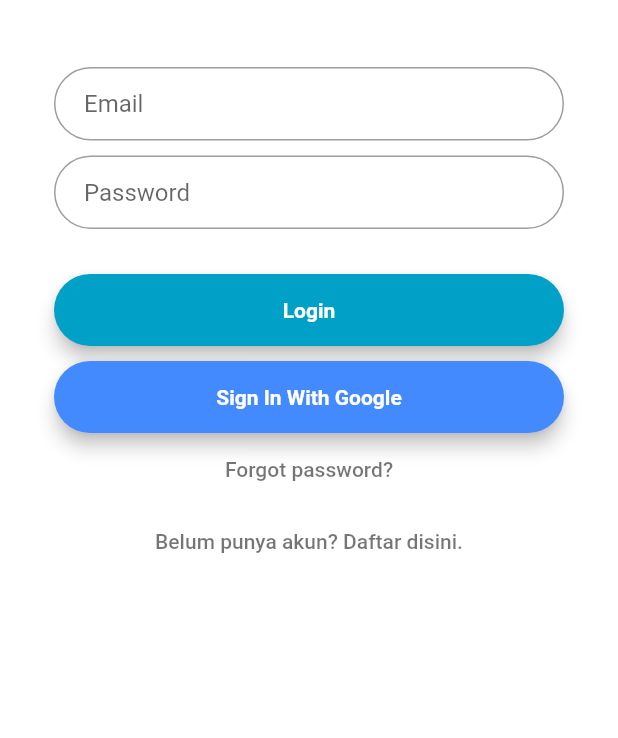
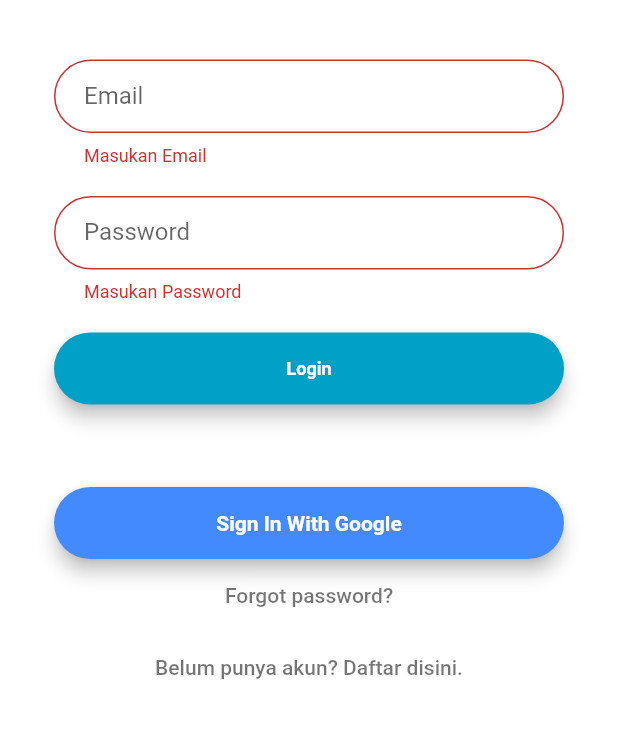
Before and after one commit to realplayer123/RPL, a Flutter app: the screen it shows after launch, after a tap on "Login", on a phone screen of 412 x 824 dp, the part 287-1025 px from its top. Run offline on Flutter 3.47's test engine with Material 2 defaults, Android fonts, the phone set to English and light mode, and no system bars; our stand-ins replace firebase_auth, google_sign_in, material_design_icons_flutter; accounts and stored records are empty.

Commit message:
add dokumen

```diff
--- /dev/null
+++ b/dokmas/lib/adddata.dart
@@ -0,0 +1,28 @@
+import 'package:flutter/material.dart';
+
+class Adddoc extends StatefulWidget{
+  @override
+  _AdddocState createState() => new _AdddocState();
+}
+
+class _AdddocState extends State<Adddoc>{
+  @override
+  Widget build(BuildContext context){
+    return Scaffold(
+      appBar: new AppBar(
+        //leading: new Icon(Icons, list) buat icon
+        title: new Text("Tambah Dokumen"),
+        backgroundColor: Colors.indigo,
+      ),
+      body: Material(
+        child: Column(
+          children: <Widget>[
+            Container(
+
+            )
+          ],
+        )
+      )
+    );
+  }
+}
--- a/dokmas/lib/main.dart
+++ b/dokmas/lib/main.dart
@@ -206,7 +206,7 @@ AlertDialog submit(){
                     color: Colors.green,
                     onPressed: (){
                       submit();
-
+                      Navigator.pushNamed(context, '/home');
                     },
                   )
                 ],
@@ -232,6 +232,35 @@ class LoginPage extends StatefulWidget {
 }
 
 class LoginPageState extends State<LoginPage> {
+  String _email;
+  String _pass;
+
+  final formKey = new GlobalKey<FormState>();
+
+  bool validateandSave(){
+    final form = formKey.currentState;
+    if(form.validate()) {
+      form.save();
+      return true;
+    }
+    else{
+      return false;
+    }
+  }
+
+  void validateandSubmit() async{
+    if(validateandSave()){
+      try{
+        FirebaseUser user = await FirebaseAuth.instance.signInWithEmailAndPassword(email: _email, password: _pass);
+        print('masuk: ${user.uid}');
+
+      }
+      catch(e){
+        print('err: $e');
+      }
+    }
+  }
+
   // Validasi
   final _emailController = TextEditingController();
   final _passController = TextEditingController();
@@ -275,56 +304,6 @@ class LoginPageState extends State<LoginPage> {
 
   @override
   Widget build(BuildContext context){
-    final emailField = TextFormField(
-      controller: _emailController,
-      validator: (value) {
-        if (value.isEmpty) return "Masukan Email";
-        if (value.length < 5 ) return "Email terlalu pendek";
-      },
-      obscureText: false,
-      decoration: InputDecoration(
-        contentPadding: EdgeInsets.fromLTRB(20.0, 15.0, 20.0, 15.0),
-        hintText: "Email",
-        border: OutlineInputBorder(borderRadius: BorderRadius.circular(32.0)),
-      ),
-    );
-
-    final passField = TextFormField(
-      controller: _passController,
-      validator: (value) {
-        if (value.isEmpty) return "Masukan Password";
-        if (value.length < 5 ) return "Password terlalu pendek";
-      },
-      obscureText: true,
-      decoration: InputDecoration(
-        contentPadding: EdgeInsets.fromLTRB(_ver, _hor, _ver, _hor),
-        hintText: "Password",
-        border: OutlineInputBorder(borderRadius: BorderRadius.circular(32.0)),
-      ),
-    );
-
-    final loginButton = Material(
-      elevation: 5.0,
-      borderRadius: BorderRadius.circular(30.0),
-      color: Color(colorButton),
-      child: MaterialButton(
-        minWidth: MediaQuery.of(context).size.width,
-        padding: EdgeInsets.fromLTRB(_ver, _hor, _ver, _hor),
-        // untuk validasi email dan password di sini
-        onPressed: () {
-
-        },
-        child: Text(
-          "Login",
-          textAlign: TextAlign.center,
-          style: TextStyle(
-            color: Colors.white,
-            fontWeight: FontWeight.bold,
-          ),
-        ),
-      ),
-    );
-
     final forgotLabel = FlatButton(
       child: Text(
         'Forgot password?',
@@ -383,18 +362,16 @@ class LoginPageState extends State<LoginPage> {
                     fit: BoxFit.contain,
                   ),
                 ),
+                new Padding(padding: new EdgeInsets.only(top: 20.0)),
+                new Form(
+                  key: formKey,
+                  child: new Column(
+                    children: buildInputs() + loginButton(),
+                  ),
+                ),
                 SizedBox(
                   height: 45.0,
                 ),
-                emailField,
-                SizedBox(
-                  height: 10.0,
-                ),
-                passField,
-                SizedBox(
-                  height: 30.0,
-                ),
-                loginButton,
                 SizedBox(
                   height: 10.0,
                 ),
@@ -409,6 +386,68 @@ class LoginPageState extends State<LoginPage> {
     );
   }
 
+  List<Widget> buildInputs(){
+    return [
+      new Padding(padding: new EdgeInsets.only(top: 20.0)),
+      new TextFormField(
+        controller: _emailController,
+        validator: (value) {
+          if (value.isEmpty) return "Masukan Email";
+          if (value.length < 5 ) return "Email terlalu pendek";
+        },
+        decoration: InputDecoration(
+          contentPadding: EdgeInsets.fromLTRB(20.0, 15.0, 20.0, 15.0),
+          labelText: "Email",
+          border: OutlineInputBorder(borderRadius: BorderRadius.circular(32.0)),
+        ),
+        onSaved: (value) => _email = value
+      ),
+
+      new Padding(padding: new EdgeInsets.only(top: 20.0)),
+      new TextFormField(
+        controller: _passController,
+        validator: (value) {
+          if (value.isEmpty) return "Masukan Password";
+          if (value.length < 5 ) return "Password terlalu pendek";
+        },
+        obscureText: true,
+        decoration: InputDecoration(
+          contentPadding: EdgeInsets.fromLTRB(_ver, _hor, _ver, _hor),
+          labelText: "Password",
+          border: OutlineInputBorder(borderRadius: BorderRadius.circular(32.0)),
+        ),
+        onSaved: (value) => _pass = value,
+      ),
+    ];
+  }
+  List<Widget> loginButton(){
+    return [
+      new Padding(padding: new EdgeInsets.only(top: 20.0)),
+      Material(
+        elevation: 5.0,
+        borderRadius: BorderRadius.circular(30.0),
+        color: Color(colorButton),
+        child: MaterialButton(
+          minWidth: MediaQuery.of(context).size.width,
+          padding: EdgeInsets.fromLTRB(_ver, _hor, _ver, _hor),
+          onPressed: () {
+            validateandSubmit();
+          },
+
+          child: Text(
+            "Login",
+            textAlign: TextAlign.center,
+            style: TextStyle(
+              color: Colors.white,
+              fontWeight: FontWeight.bold,
+              fontSize: 12,
+            ),
+          ),
+
+        ),
+      ),
+    ];
+  }
 }
 
 
--- a/dokmas/pubspec.yaml
+++ b/dokmas/pubspec.yaml
@@ -20,7 +20,7 @@ dependencies:
   flutter:
     sdk: flutter
   material_design_icons_flutter: ^3.2.3595
-  flutter_date_picker: "^0.1.8"
+  flutter_date_picker: ^0.1.8
   font_awesome_flutter: ^8.4.0
 
   # The following adds the Cupertino Icons font to your application.
```
